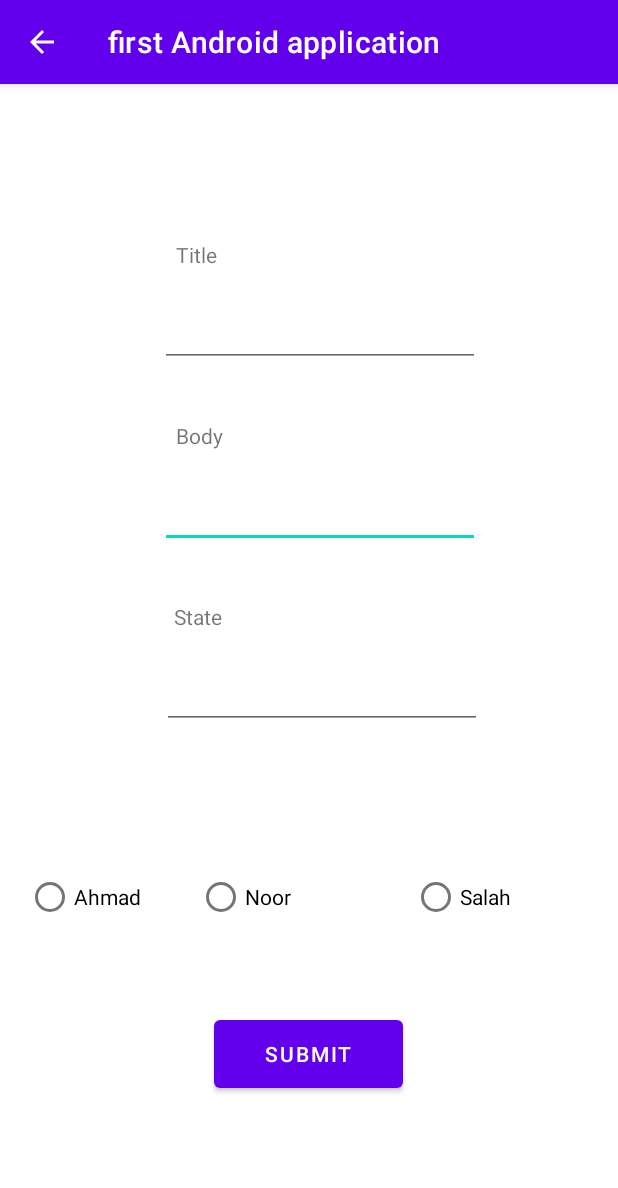
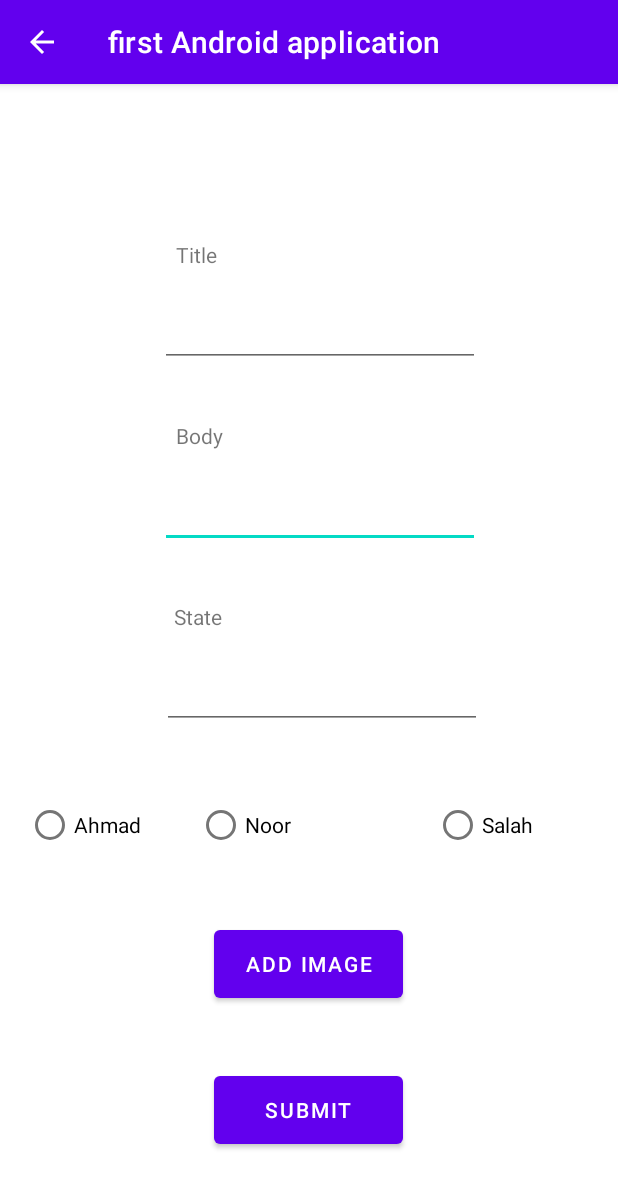
Before and after one commit to AhmadSailik/taskmaster, an Android app: the AddTask29 screen opened directly, with no data from a screen before it, on a phone screen of 412 x 824 dp. Shown: the top 1188 px of the screen. Run offline under Robolectric (Android 15) with nearby library versions, the phone set to English and light mode, and no system bars; our stand-ins replace Room's generated code; libraries missing offline, so code that uses them is left out: com.amplifyframework.core.

Commit message:
solve lab 37

```diff
--- a/firstAndroidapplication/app/build.gradle
+++ b/firstAndroidapplication/app/build.gradle
@@ -58,6 +58,7 @@ dependencies {
     implementation 'com.amplifyframework:core:1.24.0'
     implementation 'com.amplifyframework:aws-api:1.24.0'
     implementation 'com.amplifyframework:aws-datastore:1.24.0'
+    implementation 'com.amplifyframework:aws-storage-s3:1.24.0'
     implementation 'com.amplifyframework:aws-auth-cognito:1.24.0'
 //    androidTestImplementation('com.android.support.test.espresso:espresso-contrib:3.0.2'){
 //        exclude group: 'com.android.support', module: 'appcompat'
--- a/firstAndroidapplication/app/src/main/java/com/example/firstandroidapplication/AddTask29.java
+++ b/firstAndroidapplication/app/src/main/java/com/example/firstandroidapplication/AddTask29.java
@@ -1,10 +1,13 @@
 package com.example.firstandroidapplication;
 
+import androidx.annotation.Nullable;
 import androidx.appcompat.app.AppCompatActivity;
 //import androidx.room.Room;
 
 import android.content.Intent;
+import android.content.SharedPreferences;
 import android.os.Bundle;
+import android.preference.PreferenceManager;
 import android.util.Log;
 import android.view.MenuItem;
 import android.widget.Button;
@@ -14,9 +17,19 @@ import android.widget.RadioButton;
 import com.amplifyframework.core.Amplify;
 import com.amplifyframework.datastore.generated.model.Todo;
 
+import java.io.BufferedWriter;
+import java.io.File;
+import java.io.FileNotFoundException;
+import java.io.FileOutputStream;
+import java.io.FileWriter;
+import java.io.InputStream;
+import java.io.OutputStream;
+
 public class AddTask29 extends AppCompatActivity {
 //    TaskDatabase taskDatabase;
 //    TaskDao taskDao;
+//File exampleFile;
+private EditText title;
 private String team ;
     @Override
     protected void onCreate(Bundle savedInstanceState) {
@@ -24,18 +37,33 @@ private String team ;
         setContentView(R.layout.activity_add_task29);
         getSupportActionBar().setDisplayHomeAsUpEnabled(true);
 
-
+        title=findViewById(R.id.editTextTitile);
 
 
 
     }
 
+
+
     @Override
     protected void onStart() {
         super.onStart();
-        EditText title=findViewById(R.id.editTextTitile);
+
         EditText body=findViewById(R.id.editTextBody);
         EditText state=findViewById(R.id.editTextState);
+        SharedPreferences sharedPreferences= PreferenceManager.getDefaultSharedPreferences(AddTask29.this);
+        SharedPreferences.Editor sharedPreferencesEditor=sharedPreferences.edit();
+        sharedPreferencesEditor.putString("imageName",title.getText().toString());
+        sharedPreferencesEditor.apply();
+        Button addImage=findViewById(R.id.addImage);
+        addImage.setOnClickListener((v)->{
+            Intent chooseFile=new Intent(Intent.ACTION_GET_CONTENT);
+            chooseFile.setType("*/*");
+            chooseFile=Intent.createChooser(chooseFile,"Choose a file");
+            startActivityForResult(chooseFile,1234);
+
+
+        });
 
         RadioButton radioButton =findViewById(R.id.radioButtontask1);
         radioButton.setText("Ahmad");
@@ -62,6 +90,12 @@ private String team ;
 //            taskDatabase =  Room.databaseBuilder(getApplicationContext(), TaskDatabase.class, "taskDatas").allowMainThreadQueries().build();
 //            taskDao=taskDatabase.taskDao();
 //            taskDao.isertrAll(task);
+//            private void uploadFile() {
+//            onActivityResult(int requestCode, int resultCode, @Nullable Intent data)
+
+
+
+//            }
             Todo todo = Todo.builder()
                     .teamId(team)
                     .title(title.getText().toString())
@@ -74,8 +108,43 @@ private String team ;
                     failure -> Log.e("MyAmplifyApp", "Save failed.", failure)
             );
             Intent goToMain=new Intent(AddTask29.this,MainActivity.class);
+            goToMain.putExtra("imageName",title.getText().toString());
             startActivity(goToMain);
         });
+    }
+    @Override
+    protected void onActivityResult(int requestCode, int resultCode, @Nullable Intent data) {
+        super.onActivityResult(requestCode, resultCode, data);
+//        Intent intent=getIntent();
+//        String title=intent.getExtras().getString("imageName","title");
+//        exampleFile=new File(getApplicationContext().getFilesDir(),"copied");
+        SharedPreferences sharedPreferences= PreferenceManager.getDefaultSharedPreferences(AddTask29.this);
+//        SharedPreferences.Editor sharedPreferencesEditor=sharedPreferences.edit();
+//        String key=sharedPreferences.getString("imageName","Team");
+        String key=title.getText().toString();
+        System.out.println(key+"'ttttttttttttttttttttwwwwww222222222222222");
+        File exampleFile = new File(getApplicationContext().getFilesDir(), "title");
+        try {
+            InputStream inputStream=getContentResolver().openInputStream(data.getData());
+            OutputStream outputStream=new FileOutputStream(exampleFile);
+            byte[]buf=new byte[1024];
+            int len;
+            while ((len=inputStream.read(buf))>0){
+                outputStream.write(buf,0,len);
+            }
+            inputStream.close();
+            outputStream.close();
+
+        } catch (Exception exception) {
+            Log.e("MyAmplifyApp", "Upload failed", exception);
+        }
+
+        Amplify.Storage.uploadFile(
+                key,
+                exampleFile,
+                result -> Log.i("MyAmplifyApp", "Successfully uploaded: " + result.getKey()),
+                storageFailure -> Log.e("MyAmplifyApp", "Upload failed", storageFailure)
+        );
     }
     public boolean onOptionsItemSelected(MenuItem item){
         Intent myIntent = new Intent(getApplicationContext(), MainActivity.class);
--- a/firstAndroidapplication/app/src/main/res/layout/activity_add_task29.xml
+++ b/firstAndroidapplication/app/src/main/res/layout/activity_add_task29.xml
@@ -10,7 +10,7 @@
         android:id="@+id/radioButtontask1"
         android:layout_width="wrap_content"
         android:layout_height="wrap_content"
-        android:layout_marginTop="88dp"
+        android:layout_marginTop="40dp"
         android:text="RadioButton"
         app:layout_constraintEnd_toEndOf="parent"
         app:layout_constraintHorizontal_bias="0.052"
@@ -93,8 +93,19 @@
         android:id="@+id/submit"
         android:layout_width="126dp"
         android:layout_height="57dp"
-        android:layout_marginTop="52dp"
+        android:layout_marginTop="40dp"
         android:text="Submit"
+        app:layout_constraintEnd_toEndOf="parent"
+        app:layout_constraintHorizontal_bias="0.498"
+        app:layout_constraintStart_toStartOf="parent"
+        app:layout_constraintTop_toBottomOf="@+id/addImage" />
+
+    <Button
+        android:id="@+id/addImage"
+        android:layout_width="126dp"
+        android:layout_height="57dp"
+        android:layout_marginTop="40dp"
+        android:text="Add Image"
         app:layout_constraintEnd_toEndOf="parent"
         app:layout_constraintHorizontal_bias="0.498"
         app:layout_constraintStart_toStartOf="parent"
@@ -104,7 +115,7 @@
         android:id="@+id/radioButtontask2"
         android:layout_width="wrap_content"
         android:layout_height="wrap_content"
-        android:layout_marginTop="88dp"
+        android:layout_marginTop="40dp"
         android:text="RadioButton"
         app:layout_constraintEnd_toEndOf="parent"
         app:layout_constraintHorizontal_bias="0.146"
@@ -115,10 +126,10 @@
         android:id="@+id/radioButtontask3"
         android:layout_width="wrap_content"
         android:layout_height="wrap_content"
-        android:layout_marginTop="88dp"
+        android:layout_marginTop="40dp"
         android:text="RadioButton"
         app:layout_constraintEnd_toEndOf="parent"
-        app:layout_constraintHorizontal_bias="0.529"
+        app:layout_constraintHorizontal_bias="0.627"
         app:layout_constraintStart_toEndOf="@+id/radioButtontask2"
         app:layout_constraintTop_toBottomOf="@+id/editTextState" />
 
```
Also changed, not shown: firstAndroidapplication/app/src/main/java/com/example/firstandroidapplication/DetailPage.java (+19 -1 lines), firstAndroidapplication/app/src/main/java/com/example/firstandroidapplication/MainActivity.java (+45 -46 lines), firstAndroidapplication/app/src/main/res/layout/activity_detail_page.xml (+10 -0 lines), 6 other files.
